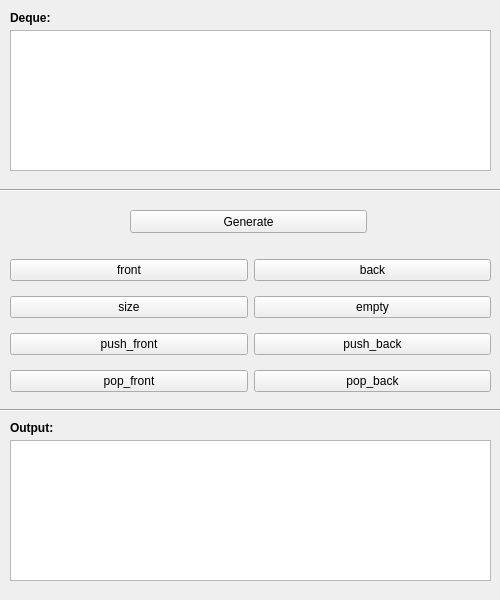
Qt form LabWork_7/Task_1/mainwindow.ui (Max2772/FoA-P-2-Semester-) before a commit.
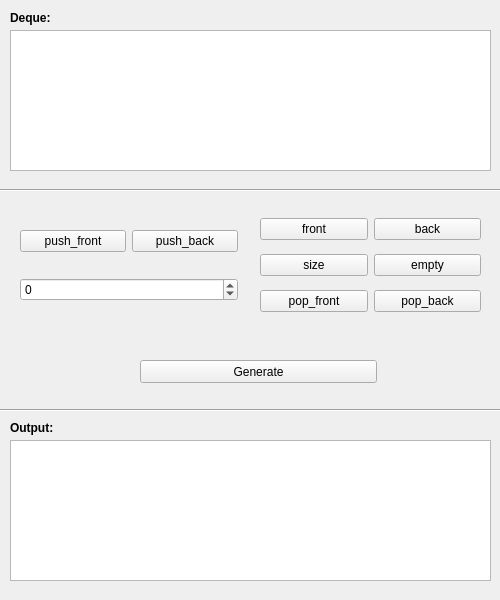
The same form after that commit. Icons and pictures are not drawn.

The edit to the form file:
```diff
--- a/LabWork_7/Task_1/mainwindow.ui
+++ b/LabWork_7/Task_1/mainwindow.ui
@@ -66,10 +66,10 @@
    <widget class="QWidget" name="gridLayoutWidget">
     <property name="geometry">
      <rect>
-      <x>10</x>
-      <y>250</y>
-      <width>481</width>
-      <height>151</height>
+      <x>260</x>
+      <y>210</y>
+      <width>221</width>
+      <height>111</height>
      </rect>
     </property>
     <layout class="QGridLayout" name="gridLayout">
@@ -87,10 +87,17 @@
        </property>
       </widget>
      </item>
+     <item row="2" column="1">
+      <widget class="QPushButton" name="pushButtonPopBack">
+       <property name="text">
+        <string>pop_back</string>
+       </property>
+      </widget>
+     </item>
      <item row="2" column="0">
       <widget class="QPushButton" name="pushButton_6">
        <property name="text">
-        <string>push_front</string>
+        <string>pop_front</string>
        </property>
       </widget>
      </item>
@@ -101,13 +108,6 @@
        </property>
       </widget>
      </item>
-     <item row="2" column="1">
-      <widget class="QPushButton" name="pushButton_7">
-       <property name="text">
-        <string>push_back</string>
-       </property>
-      </widget>
-     </item>
      <item row="0" column="1">
       <widget class="QPushButton" name="pushButton_3">
        <property name="text">
@@ -115,20 +115,6 @@
        </property>
       </widget>
      </item>
-     <item row="3" column="0">
-      <widget class="QPushButton" name="pushButton_8">
-       <property name="text">
-        <string>pop_front</string>
-       </property>
-      </widget>
-     </item>
-     <item row="3" column="1">
-      <widget class="QPushButton" name="pushButton_9">
-       <property name="text">
-        <string>pop_back</string>
-       </property>
-      </widget>
-     </item>
     </layout>
    </widget>
    <widget class="Line" name="line">
@@ -170,8 +156,8 @@
    <widget class="QPushButton" name="pushButton">
     <property name="geometry">
      <rect>
-      <x>130</x>
-      <y>210</y>
+      <x>140</x>
+      <y>360</y>
       <width>237</width>
       <height>23</height>
      </rect>
@@ -180,6 +166,46 @@
      <string>Generate</string>
     </property>
    </widget>
+   <widget class="QWidget" name="verticalLayoutWidget">
+    <property name="geometry">
+     <rect>
+      <x>20</x>
+      <y>210</y>
+      <width>218</width>
+      <height>111</height>
+     </rect>
+    </property>
+    <layout class="QVBoxLayout" name="verticalLayout_2">
+     <item>
+      <layout class="QHBoxLayout" name="horizontalLayout_2">
+       <item>
+        <widget class="QPushButton" name="pushButtonPushFront">
+         <property name="text">
+          <string>push_front</string>
+         </property>
+        </widget>
+       </item>
+       <item>
+        <widget class="QPushButton" name="pushButtonPushBack">
+         <property name="text">
+          <string>push_back</string>
+         </property>
+        </widget>
+       </item>
+      </layout>
+     </item>
+     <item>
+      <widget class="QSpinBox" name="spinBoxElement">
+       <property name="minimum">
+        <number>-99</number>
+       </property>
+       <property name="maximum">
+        <number>99</number>
+       </property>
+      </widget>
+     </item>
+    </layout>
+   </widget>
   </widget>
  </widget>
  <resources/>
```
Left out of the diff: 26 changed lines with no effect on the pictures.
